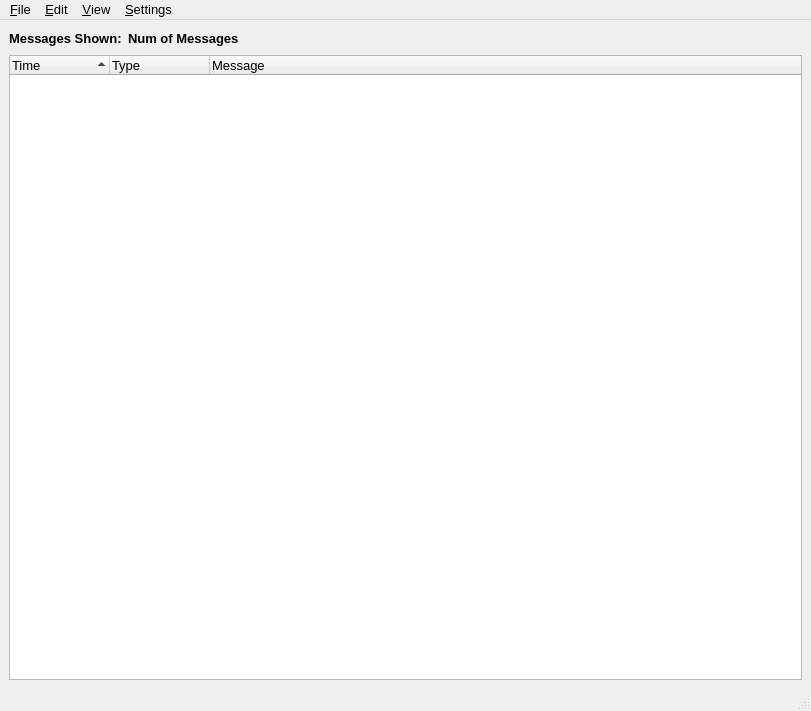
Above: src/gui/messagelog/messagelog.ui from a-ilin/vidalia before the change. Below: the same form after it.
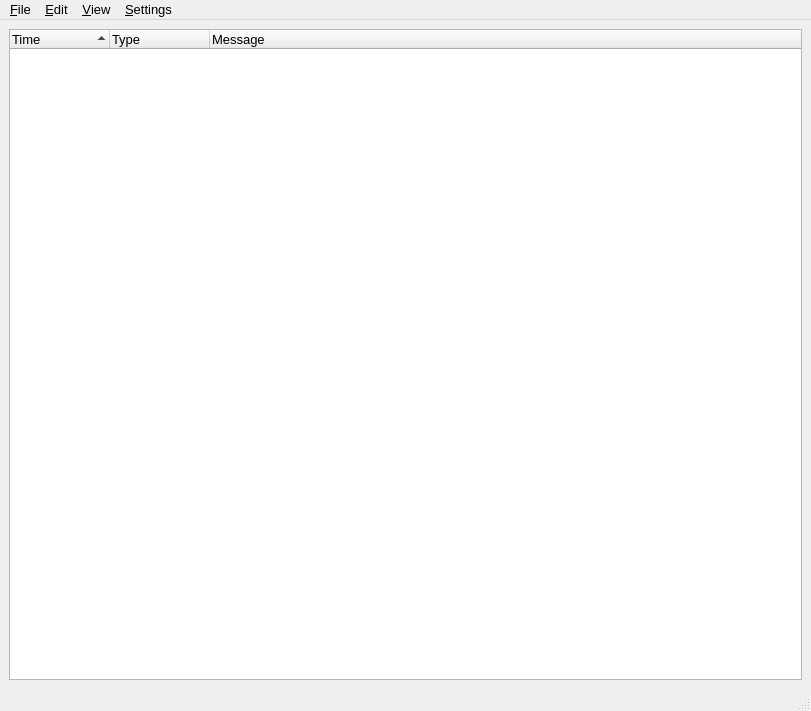
That is the form after the change. Icons and pictures are not drawn.

Commit message:
Changed MessageLog so that it utilizes the status bar to display messages displayed. Went through all gui files (excluding the scary traymenu files) and cleaned up sloppy memory usage.
svn:r142

```diff
--- a/src/gui/messagelog/messagelog.ui
+++ b/src/gui/messagelog/messagelog.ui
@@ -37,49 +37,6 @@
     <property name="spacing" >
      <number>6</number>
     </property>
-    <item>
-     <layout class="QHBoxLayout" >
-      <property name="margin" >
-       <number>0</number>
-      </property>
-      <property name="spacing" >
-       <number>6</number>
-      </property>
-      <item>
-       <widget class="QLabel" name="label_3" >
-        <property name="contextMenuPolicy" >
-         <enum>Qt::NoContextMenu</enum>
-        </property>
-        <property name="text" >
-         <string>&lt;html>&lt;head>&lt;meta name="qrichtext" content="1" />&lt;/head>&lt;body style=" white-space: pre-wrap; font-family:Arial; font-size:10pt; font-weight:400; font-style:normal; text-decoration:none;">&lt;p style=" margin-top:0px; margin-bottom:0px; margin-left:0px; margin-right:0px; -qt-block-indent:0; text-indent:0px;">&lt;span style=" font-weight:600;">Messages Shown:&lt;/span>&lt;/p>&lt;/body>&lt;/html></string>
-        </property>
-       </widget>
-      </item>
-      <item>
-       <widget class="QLabel" name="lblMessageCount" >
-        <property name="contextMenuPolicy" >
-         <enum>Qt::NoContextMenu</enum>
-        </property>
-        <property name="text" >
-         <string>&lt;html>&lt;head>&lt;meta name="qrichtext" content="1" />&lt;/head>&lt;body style=" white-space: pre-wrap; font-family:Arial; font-size:10pt; font-weight:400; font-style:normal; text-decoration:none;">&lt;p style=" margin-top:0px; margin-bottom:0px; margin-left:0px; margin-right:0px; -qt-block-indent:0; text-indent:0px;">&lt;span style=" font-weight:600;">Num of Messages&lt;/span>&lt;/p>&lt;/body>&lt;/html></string>
-        </property>
-       </widget>
-      </item>
-      <item>
-       <spacer>
-        <property name="orientation" >
-         <enum>Qt::Horizontal</enum>
-        </property>
-        <property name="sizeHint" >
-         <size>
-          <width>40</width>
-          <height>20</height>
-         </size>
-        </property>
-       </spacer>
-      </item>
-     </layout>
-    </item>
     <item>
      <widget class="QTreeWidget" name="lstMessages" >
       <property name="contextMenuPolicy" >
```
Left out of the diff: 53 changed lines with no effect on the pictures. The commit also changes 5 other files.
